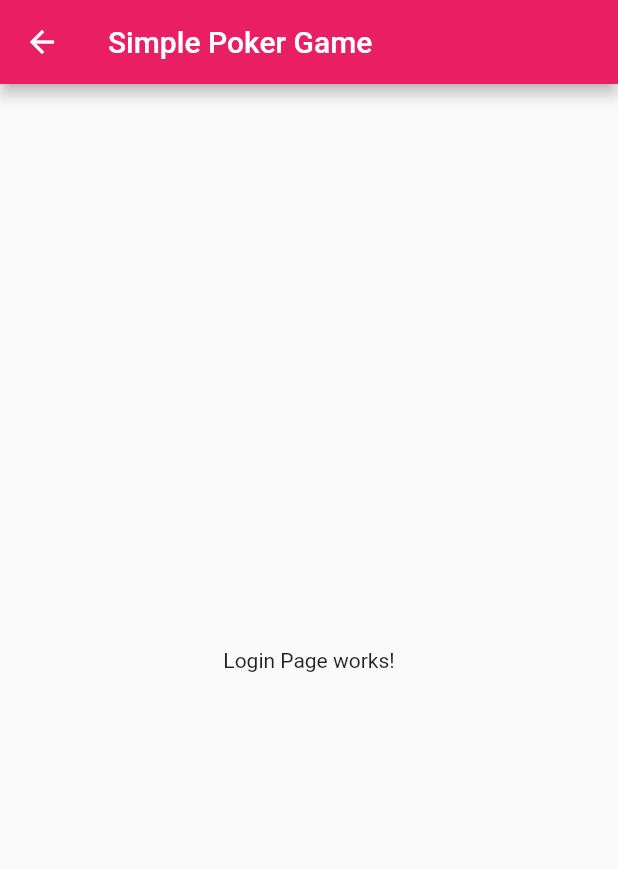
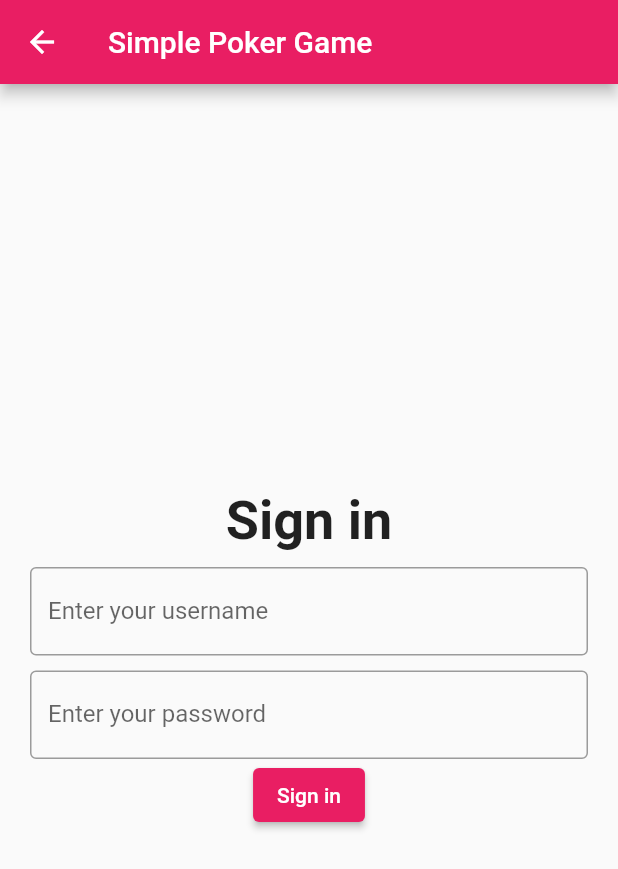
Before and after one commit to taiprogramer/simple-poker-game, a Flutter app: the SignInPage screen opened by its route, on a phone screen of 412 x 824 dp. Shown: the top 869 px of the screen. Run offline on Flutter 3.47's test engine with Material 2 defaults, Android fonts, the phone set to English and light mode, and no system bars.

Commit message:
[app: sign in page: add form]

```diff
--- /dev/null
+++ b/app_frontend/simple_poker_game/lib/forms/sign_in_form.dart
@@ -0,0 +1,61 @@
+import 'package:flutter/material.dart';
+
+class SignInForm extends StatefulWidget {
+  const SignInForm({Key? key}) : super(key: key);
+
+  @override
+  SignInFormState createState() {
+    return SignInFormState();
+  }
+}
+
+class SignInFormState extends State<SignInForm> {
+  final _formKey = GlobalKey<FormState>();
+  @override
+  Widget build(BuildContext context) {
+    return Form(
+      key: _formKey,
+      child: Column(
+        mainAxisAlignment: MainAxisAlignment.center,
+        children: [
+          const Text(
+            'Sign in',
+            style: TextStyle(fontWeight: FontWeight.bold, fontSize: 36.0),
+          ),
+          Container(
+              margin: const EdgeInsets.only(top: 10.0),
+              child: TextFormField(
+                validator: (value) {
+                  if (value == null || value.isEmpty) {
+                    return 'Please enter your username';
+                  }
+                  return null;
+                },
+                decoration: const InputDecoration(
+                    border: OutlineInputBorder(),
+                    labelText: 'Enter your username'),
+              )),
+          Container(
+              margin: const EdgeInsets.only(top: 10.0),
+              child: TextFormField(
+                obscureText: true,
+                validator: (value) {
+                  if (value == null || value.isEmpty) {
+                    return 'Please enter your password';
+                  }
+                  return null;
+                },
+                decoration: const InputDecoration(
+                    border: OutlineInputBorder(),
+                    labelText: 'Enter your password'),
+              )),
+          ElevatedButton(
+              onPressed: () {
+                if (_formKey.currentState!.validate()) {}
+              },
+              child: const Text('Sign in'))
+        ],
+      ),
+    );
+  }
+}
--- a/app_frontend/simple_poker_game/lib/pages/sign_in_page.dart
+++ b/app_frontend/simple_poker_game/lib/pages/sign_in_page.dart
@@ -1,4 +1,6 @@
 import 'package:flutter/material.dart';
+
+import '../forms/sign_in_form.dart';
 
 class SignInPage extends StatelessWidget {
   static const String routeName = '/signIn';
@@ -11,10 +13,10 @@
   @override
   Widget build(BuildContext context) {
     return Scaffold(
-      appBar: AppBar(
-        title: Text(title),
-      ),
-      body: const Center(child: Text('Login Page works!')),
-    );
+        appBar: AppBar(
+          title: Text(title),
+        ),
+        body: Container(
+            padding: const EdgeInsets.all(20.0), child: const SignInForm()));
   }
 }
```
